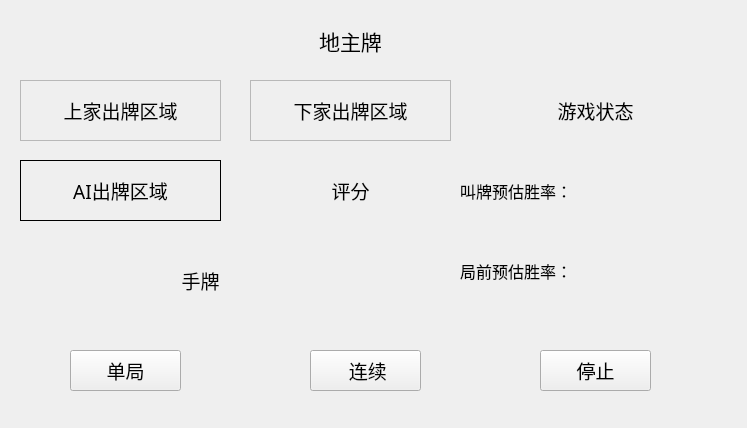
This is MainWindow.ui in girgle/DouZero_For_New_HLDDZ as Qt 5 draws it before an edit. The edited form follows.
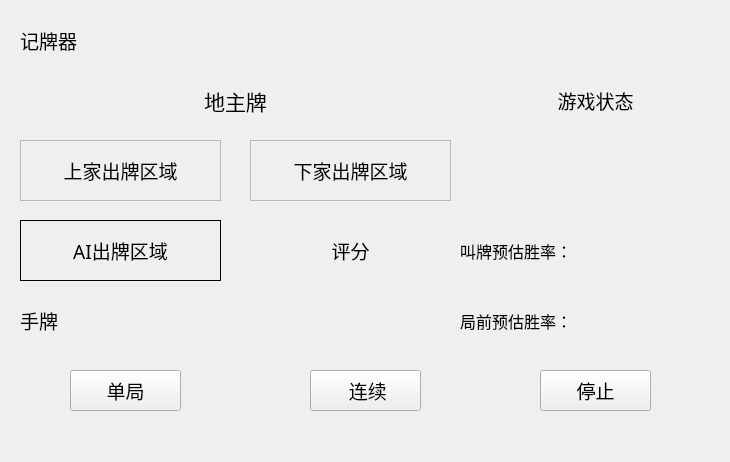
This is the edited form.

Commit message:
修复了少许BUG并增加了记牌器功能
修复了少许BUG并增加了记牌器功能

```diff
--- a/MainWindow.ui
+++ b/MainWindow.ui
@@ -6,8 +6,8 @@
    <rect>
     <x>0</x>
     <y>0</y>
-    <width>747</width>
-    <height>428</height>
+    <width>730</width>
+    <height>462</height>
    </rect>
   </property>
   <property name="font">
@@ -29,7 +29,7 @@
    <property name="geometry">
     <rect>
      <x>250</x>
-     <y>160</y>
+     <y>220</y>
      <width>201</width>
      <height>61</height>
     </rect>
@@ -54,8 +54,8 @@
    <property name="geometry">
     <rect>
      <x>20</x>
-     <y>260</y>
-     <width>361</width>
+     <y>300</y>
+     <width>431</width>
      <height>41</height>
     </rect>
    </property>
@@ -72,14 +72,14 @@
     <string>手牌</string>
    </property>
    <property name="alignment">
-    <set>Qt::AlignCenter</set>
+    <set>Qt::AlignLeading|Qt::AlignLeft|Qt::AlignVCenter</set>
    </property>
   </widget>
   <widget class="QFrame" name="LPlayer">
    <property name="geometry">
     <rect>
      <x>20</x>
-     <y>80</y>
+     <y>140</y>
      <width>201</width>
      <height>61</height>
     </rect>
@@ -104,7 +104,7 @@
    <property name="geometry">
     <rect>
      <x>250</x>
-     <y>80</y>
+     <y>140</y>
      <width>201</width>
      <height>61</height>
     </rect>
@@ -129,7 +129,7 @@
    <property name="geometry">
     <rect>
      <x>20</x>
-     <y>160</y>
+     <y>220</y>
      <width>201</width>
      <height>61</height>
     </rect>
@@ -187,9 +187,9 @@
   <widget class="QLabel" name="ThreeLandlordCards">
    <property name="geometry">
     <rect>
-     <x>270</x>
-     <y>20</y>
-     <width>161</width>
+     <x>160</x>
+     <y>80</y>
+     <width>151</width>
      <height>41</height>
     </rect>
    </property>
@@ -213,7 +213,7 @@
    <property name="geometry">
     <rect>
      <x>460</x>
-     <y>170</y>
+     <y>230</y>
      <width>241</width>
      <height>41</height>
     </rect>
@@ -235,7 +235,7 @@
    <property name="geometry">
     <rect>
      <x>460</x>
-     <y>250</y>
+     <y>300</y>
      <width>241</width>
      <height>41</height>
     </rect>
@@ -257,7 +257,7 @@
    <property name="geometry">
     <rect>
      <x>70</x>
-     <y>350</y>
+     <y>370</y>
      <width>111</width>
      <height>41</height>
     </rect>
@@ -279,7 +279,7 @@
    <property name="geometry">
     <rect>
      <x>540</x>
-     <y>350</y>
+     <y>370</y>
      <width>111</width>
      <height>41</height>
     </rect>
@@ -301,7 +301,7 @@
    <property name="geometry">
     <rect>
      <x>530</x>
-     <y>80</y>
+     <y>70</y>
      <width>131</width>
      <height>61</height>
     </rect>
@@ -326,7 +326,7 @@
    <property name="geometry">
     <rect>
      <x>20</x>
-     <y>80</y>
+     <y>140</y>
      <width>201</width>
      <height>61</height>
     </rect>
@@ -351,7 +351,7 @@
    <property name="geometry">
     <rect>
      <x>250</x>
-     <y>80</y>
+     <y>140</y>
      <width>201</width>
      <height>61</height>
     </rect>
@@ -376,7 +376,7 @@
    <property name="geometry">
     <rect>
      <x>310</x>
-     <y>350</y>
+     <y>370</y>
      <width>111</width>
      <height>41</height>
     </rect>
@@ -394,6 +394,31 @@
     <string> 连续</string>
    </property>
   </widget>
+  <widget class="QLabel" name="OtherHandCards">
+   <property name="geometry">
+    <rect>
+     <x>20</x>
+     <y>20</y>
+     <width>641</width>
+     <height>41</height>
+    </rect>
+   </property>
+   <property name="font">
+    <font>
+     <family>等线</family>
+     <pointsize>14</pointsize>
+     <weight>50</weight>
+     <italic>false</italic>
+     <bold>false</bold>
+    </font>
+   </property>
+   <property name="text">
+    <string>记牌器</string>
+   </property>
+   <property name="alignment">
+    <set>Qt::AlignLeading|Qt::AlignLeft|Qt::AlignVCenter</set>
+   </property>
+  </widget>
  </widget>
  <resources>
   <include location="picture.qrc"/>
```
The commit also changes 5 other files.
